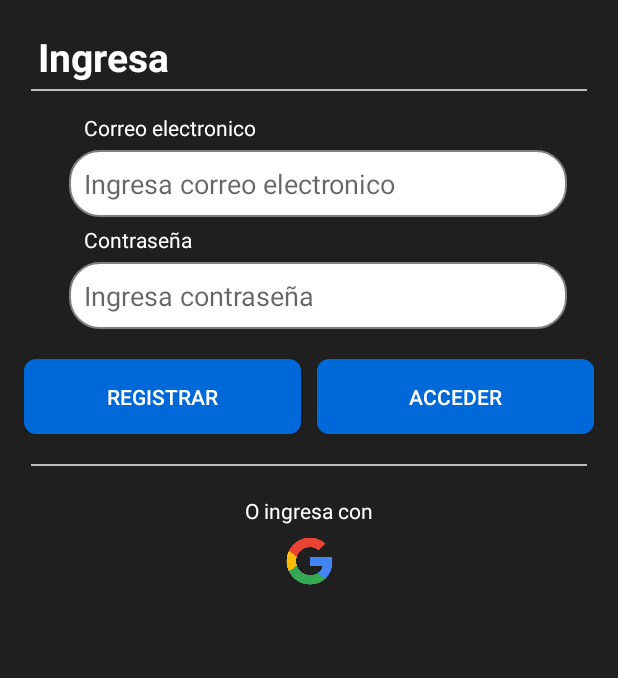
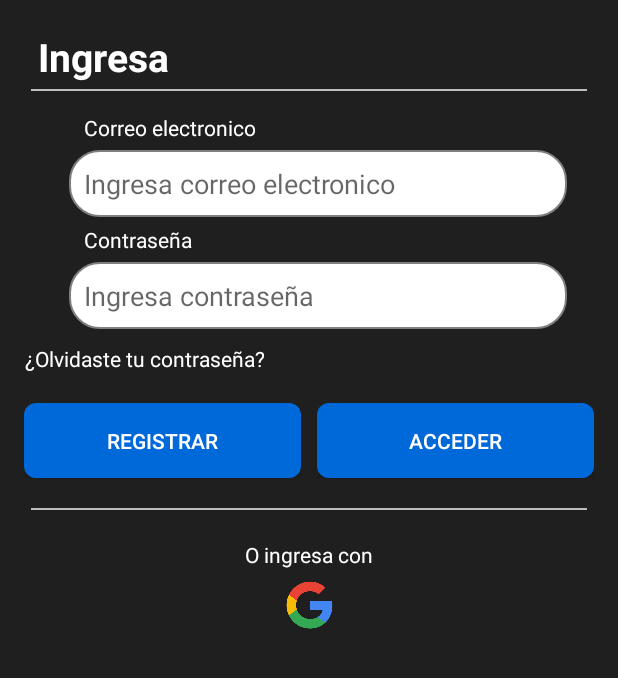
Before and after one commit to Winan03/IAE-Hotel, an Android app built with Jetpack Compose: the screen it shows after launch (AuthActivity), on a phone screen of 412 x 824 dp, the part 558-1236 px from its top. Run offline under Robolectric (Android 15) with nearby library versions, the phone set to English and light mode, and no system bars; our stand-ins replace Firebase (no records; nobody signed in at launch, a user with empty details on screens opened directly).

Commit message:
Implementacion de recuperar contraseña

```diff
--- a/Hotel/app/src/main/java/com/jean/hotel/AuthActivity.kt
+++ b/Hotel/app/src/main/java/com/jean/hotel/AuthActivity.kt
@@ -15,23 +15,54 @@ import com.google.android.gms.common.api.ApiException
 import com.google.firebase.analytics.FirebaseAnalytics
 import com.google.firebase.auth.FirebaseAuth
 import com.google.firebase.auth.GoogleAuthProvider
+import android.widget.TextView
+import android.widget.Toast
 
 class AuthActivity : AppCompatActivity() {
     private val GOOGLE_SIGN_IN= 100
+    private lateinit var auth: FirebaseAuth
+
     override fun onCreate(savedInstanceState: Bundle?) {
         setTheme(R.style.AppTheme)
         super.onCreate(savedInstanceState)
         setContentView(R.layout.activity_auth)
+
+        auth = FirebaseAuth.getInstance()
+
+        val forgotPasswordText = findViewById<TextView>(R.id.forgotPasswordText)
+        val emailEditText = findViewById<EditText>(R.id.emailEditText)
         val analytics: FirebaseAnalytics = FirebaseAnalytics.getInstance(this)
         val bundle = Bundle()
         bundle.putString("message", "Integracion de base de datos")
         analytics.logEvent("InitScreen",bundle)
+
+        // Configura el enlace de recuperación de contraseña
+        forgotPasswordText.setOnClickListener {
+            val email = emailEditText.text.toString().trim()
+            if (email.isNotEmpty()) {
+                sendPasswordResetEmail(email)
+            } else {
+                Toast.makeText(this, "Por favor, ingresa tu correo electrónico", Toast.LENGTH_SHORT).show()
+            }
+        }
 
 
         //setup
         setup()
         session()
     }
+
+    private fun sendPasswordResetEmail(email: String) {
+        auth.sendPasswordResetEmail(email)
+            .addOnCompleteListener { task ->
+                if (task.isSuccessful) {
+                    Toast.makeText(this, "Correo de recuperación enviado a $email", Toast.LENGTH_SHORT).show()
+                } else {
+                    Toast.makeText(this, "Error al enviar el correo de recuperación", Toast.LENGTH_SHORT).show()
+                }
+            }
+    }
+
     override fun onStart() {
         val authLayaout = findViewById<LinearLayout>(R.id.authLayout)
         super.onStart()
@@ -128,9 +159,4 @@ class AuthActivity : AppCompatActivity() {
         }
     }
 
-
-
-
-
-
 }
--- a/Hotel/app/src/main/res/layout/activity_auth.xml
+++ b/Hotel/app/src/main/res/layout/activity_auth.xml
@@ -99,6 +99,20 @@
             android:padding="10dp"
             android:hint="Ingresa contraseña"/>
 
+        <TextView
+            android:id="@+id/forgotPasswordText"
+            android:layout_width="wrap_content"
+            android:layout_height="wrap_content"
+            android:layout_marginTop="10dp"
+            android:text="¿Olvidaste tu contraseña?"
+            android:textColor="@color/white"
+            android:textSize="14sp"
+            android:gravity="center"
+            app:layout_constraintTop_toBottomOf="@id/passwordEditText"
+            app:layout_constraintStart_toStartOf="parent"
+            app:layout_constraintEnd_toEndOf="parent" />
+
+
         <LinearLayout
             android:layout_width="match_parent"
             android:layout_height="wrap_content"
--- a/Hotel/app/src/main/res/layout/activity_home.xml
+++ b/Hotel/app/src/main/res/layout/activity_home.xml
@@ -16,13 +16,15 @@
             android:id="@+id/emailtextView"
             android:layout_width="match_parent"
             android:layout_height="wrap_content"
-            android:text="TextView" />
+            android:text="TextView"
+            android:textColor="@android:color/white" />
 
         <TextView
             android:id="@+id/providertextView"
             android:layout_width="match_parent"
             android:layout_height="wrap_content"
-            android:text="TextView" />
+            android:text="TextView"
+            android:textColor="@android:color/white" />
 
         <Button
             android:id="@+id/logOutButton"
```
Also changed, not shown: 2 other files.
